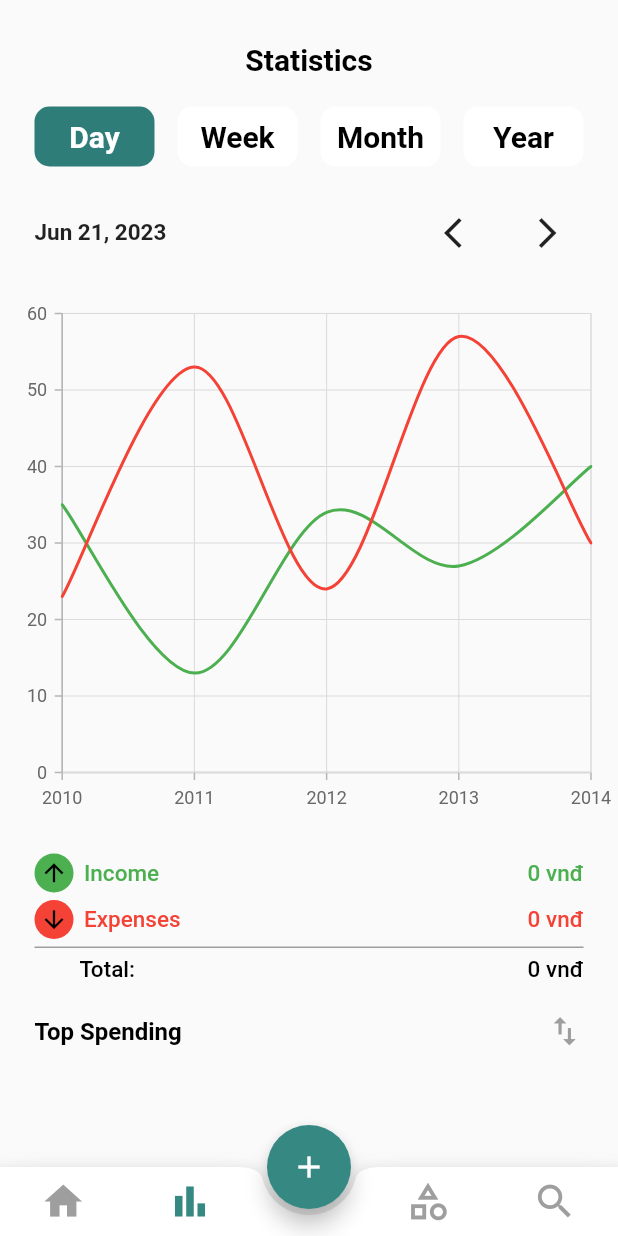
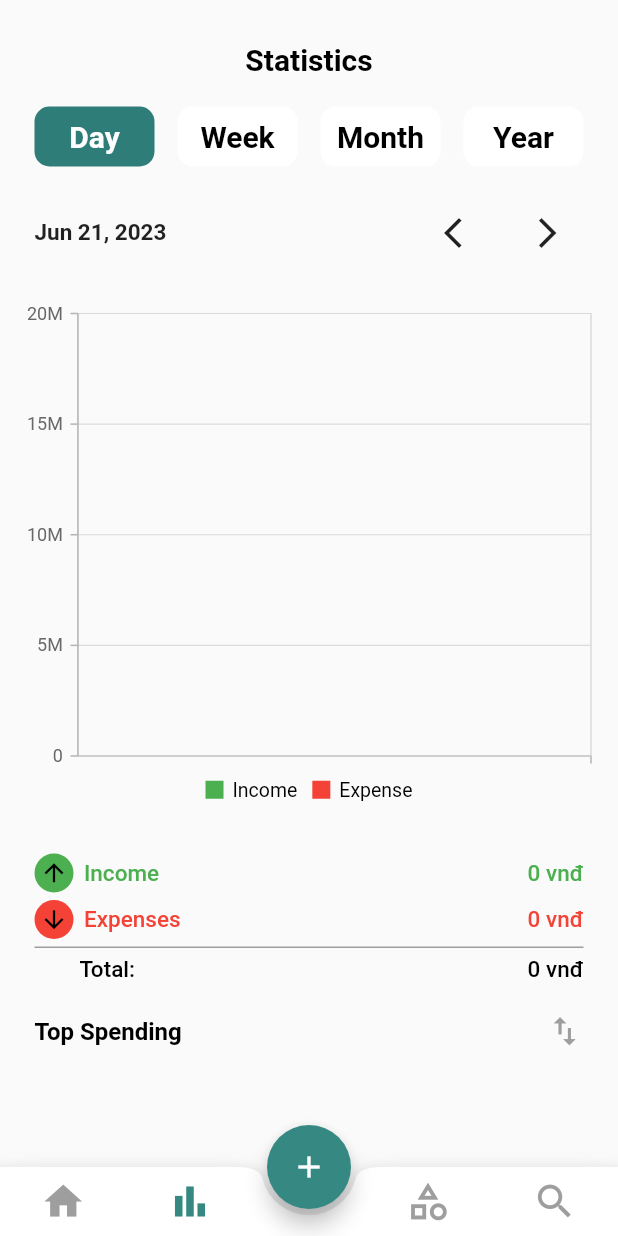
Before and after one commit to ImGhostCode/Personal-Expense-Management-App, a Flutter app: the screen it shows after launch, item 2 of the bottom bar chosen, after a tap on the "arrow back ios new" icon, on a phone screen of 412 x 824 dp. Run offline on Flutter 3.47's test engine with Material 2 defaults, Android fonts, the phone set to English and light mode, and no system bars; our stand-ins replace hive, hive_flutter, syncfusion_flutter_charts; missing offline and left inert: dart:ffi; accounts and stored records are empty.

Commit message:
draw data chart

```diff
--- a/lib/data/utilty.dart
+++ b/lib/data/utilty.dart
@@ -110,11 +110,12 @@ List<Transaction> getTransactionWeek(DateTime selectedDate) {
 
 bool isWithinCurrentWeek(DateTime date, DateTime selectedDate) {
   var startOfWeek = selectedDate;
-  var endOfWeek = startOfWeek.add(const Duration(days: 7));
+  var endOfWeek = startOfWeek.add(const Duration(days: 6));
   // print(date);
   // print(startOfWeek);
   // print(endOfWeek);
-  return date.isAfter(startOfWeek) && date.isBefore(endOfWeek);
+  return date.isAfter(startOfWeek.subtract(const Duration(days: 1))) &&
+      date.isBefore(endOfWeek);
 }
 
 List<Transaction> getTransactionMonth(DateTime selectedDate) {
--- a/lib/presentation/screens/add_transaction.dart
+++ b/lib/presentation/screens/add_transaction.dart
@@ -228,8 +228,8 @@ class _AddScreenState extends State<AddScreen> {
           onPressed: () async {
             DateTime? newDate = await showDatePicker(
                 context: context,
-                initialDate: DateTime(DateTime.now().day),
-                firstDate: DateTime(2022),
+                initialDate: DateTime.now(),
+                firstDate: DateTime(2020, 1, 1),
                 lastDate: DateTime(2030));
             if (newDate == null) return;
             setState(() {
--- a/lib/presentation/screens/statistic.dart
+++ b/lib/presentation/screens/statistic.dart
@@ -54,9 +54,9 @@ class _StatisticsState extends State<Statistics> {
     totalIn = totalFilterdIncome(currListTransaction);
     totalEx = totalFilterdExpense(currListTransaction);
     total = totalIn - totalEx;
-    print(
-      'total: $total $totalIn $totalEx',
-    );
+    // print(
+    //   'total: $total $totalIn $totalEx',
+    // );
   }
 
   @override
@@ -66,15 +66,15 @@ class _StatisticsState extends State<Statistics> {
           child: ValueListenableBuilder<int>(
         valueListenable: notifier,
         builder: (BuildContext context, int value, Widget? child) {
-          print(value);
-          print(currListTransaction);
+          // print(value);
+          // print(currListTransaction);
           currListTransaction = listTransaction[value];
           totalIn = totalFilterdIncome(currListTransaction);
           totalEx = totalFilterdExpense(currListTransaction);
           total = totalIn - totalEx;
-          print(
-            'total: $total $totalIn $totalEx',
-          );
+          // print(
+          //   'total: $total $totalIn $totalEx',
+          // );
           fetchTransactions();
           return customScrollView();
         },
@@ -119,7 +119,7 @@ class _StatisticsState extends State<Statistics> {
 
                           fetchTransactions();
                         });
-                        print(selectedDate);
+                        // print(selectedDate);
                       },
                       child: Container(
                         height: 40,
@@ -180,7 +180,7 @@ class _StatisticsState extends State<Statistics> {
                                 }
                               });
                               fetchTransactions();
-                              print(selectedDate);
+                              // print(selectedDate);
                             },
                             icon: const Icon(Icons.arrow_back_ios_new)),
                         const SizedBox(
@@ -204,7 +204,7 @@ class _StatisticsState extends State<Statistics> {
                                 }
                                 fetchTransactions();
                               });
-                              print(selectedDate);
+                              // print(selectedDate);
                             },
                             icon: const Icon(Icons.arrow_forward_ios)),
                       ],
@@ -214,7 +214,10 @@ class _StatisticsState extends State<Statistics> {
             const SizedBox(
               height: 20,
             ),
-            SplineChart(transactions: currListTransaction),
+            SplineChart(
+              transactions: currListTransaction,
+              currIndex: indexColor,
+            ),
             const SizedBox(
               height: 20,
             ),
--- a/lib/presentation/widgets/spline_chart.dart
+++ b/lib/presentation/widgets/spline_chart.dart
@@ -1,61 +1,139 @@
+import 'package:expanse_management/Constants/color.dart';
 import 'package:expanse_management/domain/models/transaction_model.dart';
 import 'package:flutter/material.dart';
 import 'package:syncfusion_flutter_charts/charts.dart';
+import 'package:intl/intl.dart';
 
 class SplineChart extends StatefulWidget {
   final List<Transaction> transactions;
-
-  const SplineChart({super.key, required this.transactions});
+  final int currIndex;
+  const SplineChart(
+      {super.key, required this.transactions, required this.currIndex});
 
   @override
   State<SplineChart> createState() => _SplineChartState();
 }
 
 class _SplineChartState extends State<SplineChart> {
+  late TooltipBehavior _tooltipBehavior;
+  List<String> customFormats = [
+    'Jan',
+    'Feb',
+    'Mar',
+    'Apr',
+    'May',
+    'Jun',
+    'Jul',
+    'Aug',
+    'Sep',
+    'Oct',
+    'Nov',
+    'Dec'
+  ];
+  List<ChartData> chartDataIncome = [];
+  List<ChartData> chartDataExpense = [];
+
+  DateFormat dateFormat = DateFormat.MMM();
+
   @override
   void initState() {
+    _tooltipBehavior = TooltipBehavior(enable: true, color: primaryColor);
     super.initState();
+    calculateChartData();
+  }
+
+  @override
+  void didUpdateWidget(SplineChart oldWidget) {
+    super.didUpdateWidget(oldWidget);
+    if (widget.currIndex != oldWidget.currIndex ||
+        widget.transactions != oldWidget.transactions) {
+      calculateChartData();
+    }
+  }
+
+  void calculateChartData() {
+    chartDataIncome.clear();
+    chartDataExpense.clear();
+
+    widget.transactions.forEach((element) {
+      String formattedDate =
+          getFormattedDate(widget.currIndex, element.createAt);
+      if (element.category.type == 'Income') {
+        chartDataIncome
+            .add(ChartData(formattedDate, double.parse(element.amount)));
+      } else {
+        chartDataExpense
+            .add(ChartData(formattedDate, double.parse(element.amount)));
+      }
+    });
+  }
+
+  String getFormattedDate(int index, DateTime dateTime) {
+    if (index == 3) {
+      return customFormats[dateTime.month - 1];
+    } else {
+      return '${dateFormat.format(dateTime)} ${dateTime.day}';
+    }
   }
 
   @override
   Widget build(BuildContext context) {
-    print('test ${widget.transactions}');
-    final List<ChartData> chartData1 = [
-      ChartData(2010, 35),
-      ChartData(2011, 13),
-      ChartData(2012, 34),
-      ChartData(2013, 27),
-      ChartData(2014, 40)
-    ];
-    final List<ChartData> chartData2 = [
-      ChartData(2010, 23),
-      ChartData(2011, 53),
-      ChartData(2012, 24),
-      ChartData(2013, 57),
-      ChartData(2014, 30)
-    ];
+    print('rebuild');
+
     return SizedBox(
       width: double.infinity,
       height: 350,
-      child: SfCartesianChart(series: <ChartSeries>[
-        // Renders spline chart
-        SplineSeries<ChartData, int>(
+      child: SfCartesianChart(
+        primaryXAxis: CategoryAxis(
+          labelRotation: -45,
+          labelIntersectAction: AxisLabelIntersectAction.rotate45,
+        ),
+        primaryYAxis: NumericAxis(
+          numberFormat: NumberFormat.compact(),
+          maximum: 20000000,
+        ),
+        legend: Legend(
+          isVisible: true,
+          position: LegendPosition.bottom,
+          toggleSeriesVisibility: true,
+        ),
+        //Enables the tooltip for all the series
+        tooltipBehavior: _tooltipBehavior,
+        series: <ChartSeries>[
+          SplineSeries<ChartData, String>(
+            name: 'Income',
             color: Colors.green,
-            dataSource: chartData1,
+            width: 5,
+            dataSource: chartDataIncome,
             xValueMapper: (ChartData data, _) => data.x,
-            yValueMapper: (ChartData data, _) => data.y),
-        SplineSeries<ChartData, int>(
+            yValueMapper: (ChartData data, _) => data.y!,
+            markerSettings: const MarkerSettings(isVisible: true),
+            dataLabelSettings: const DataLabelSettings(
+                // Renders the data label
+                isVisible: false),
+            enableTooltip: true,
+          ),
+          SplineSeries<ChartData, String>(
+            name: 'Expense',
+            width: 5,
             color: Colors.red,
-            dataSource: chartData2,
+            dataSource: chartDataExpense,
             xValueMapper: (ChartData data1, _) => data1.x,
-            yValueMapper: (ChartData data1, _) => data1.y)
-      ]),
+            yValueMapper: (ChartData data1, _) => data1.y!,
+            markerSettings: const MarkerSettings(isVisible: true),
+            dataLabelSettings: const DataLabelSettings(
+                // Renders the data label
+                isVisible: false),
+            enableTooltip: true,
+          ),
+        ],
+      ),
     );
   }
 }
 
 class ChartData {
   ChartData(this.x, this.y);
-  final int x;
+  final String x;
   final double? y;
 }
```
